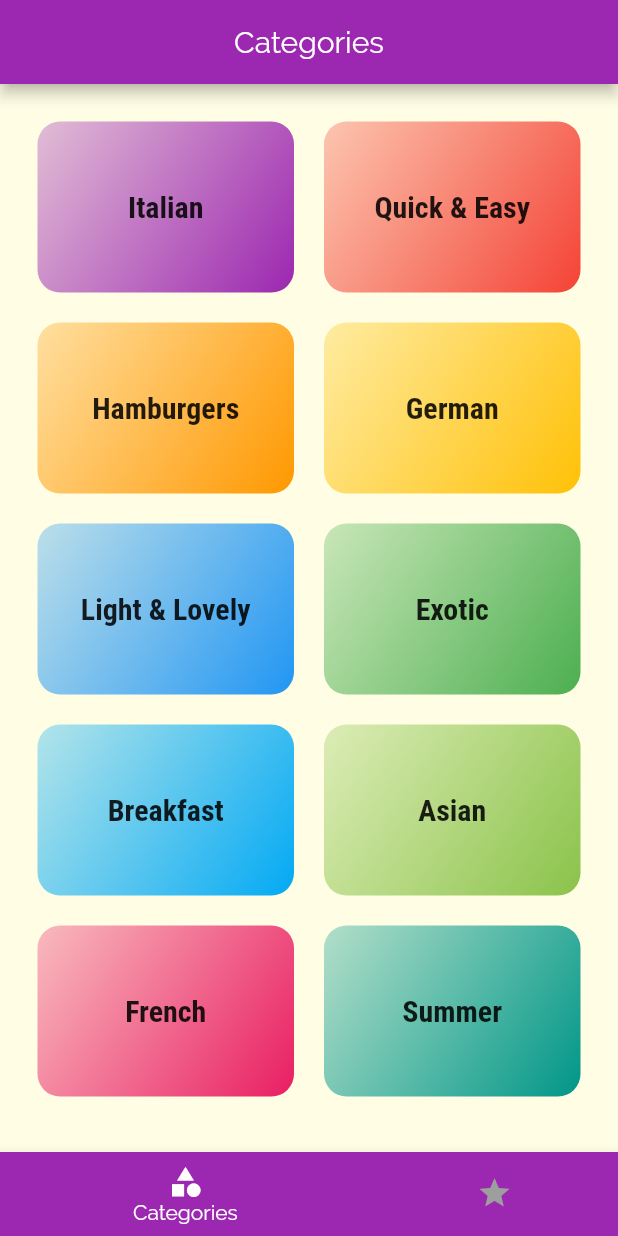
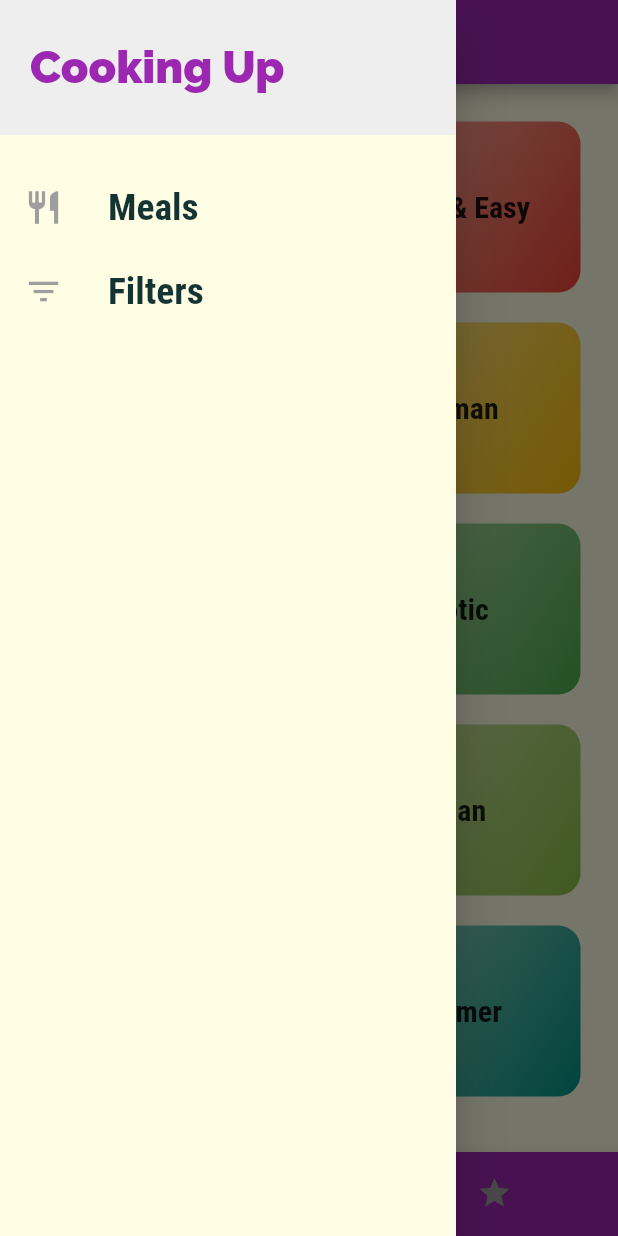
Before and after one commit to catalinvunvulea/MyMeals, a Flutter app: the screen it shows after launch, with the side drawer open (before the commit the screen has no drawer), on a phone screen of 412 x 824 dp. Run offline on Flutter 3.47's test engine with Material 2 defaults, Android fonts, the phone set to English and light mode, and no system bars.

Commit message:
Add a custom Drawer

```diff
--- a/lib/Screens/meal_detail_screen.dart
+++ b/lib/Screens/meal_detail_screen.dart
@@ -15,7 +15,7 @@ class MealDetailScreen extends StatelessWidget {
     );
   }
 
-  Widget buildContainer(
+  Widget buildContainer( //on this ocasion, as the MediaQuery triggers the build method, to avoid building the complete screen, it would be recommended to store this in a sepparate widget (in the same file as it is used only here)
       BuildContext context, double height, double width, Widget widget) {
     return Container(
         decoration: BoxDecoration(
--- a/lib/Screens/tabs_to_bottom_screen.dart
+++ b/lib/Screens/tabs_to_bottom_screen.dart
@@ -1,5 +1,6 @@
 import 'package:flutter/material.dart';
 
+import '../widgets/main_drawer.dart';
 import './favourites_screen.dart';
 import './categories_screen.dart';
 
@@ -12,7 +13,6 @@ class TabsToBottomScreen extends StatefulWidget {
 }
 
 class _TabsToBarScreenState extends State<TabsToBottomScreen> {
-
   final List<Map<String, Object>> _pages = [
     {'page': CategoriesScreen(), 'title': 'Categories'},
     {'page': FavouritesScreen(), 'title': 'Your favourites'},
@@ -32,10 +32,12 @@ class _TabsToBarScreenState extends State<TabsToBottomScreen> {
   Widget build(BuildContext context) {
     return Scaffold(
       appBar: AppBar(
-        title: Center(
-          child: Text(_pages[_selectedPageIndex]['title']),
+        title: Text(
+          _pages[_selectedPageIndex]['title'],
+          style: TextStyle(fontWeight: FontWeight.bold),
         ),
       ),
+      drawer: MainDrawer(),
       body: _pages[_selectedPageIndex]['page'],
       bottomNavigationBar: BottomNavigationBar(
         onTap:
--- /dev/null
+++ b/lib/widgets/main_drawer.dart
@@ -0,0 +1,54 @@
+import 'package:flutter/material.dart';
+
+class MainDrawer extends StatelessWidget {
+Widget buildListTile (String title, IconData icon) {
+  return ListTile(
+          leading: Icon(
+            icon,
+            size: 26,
+            color: Colors.grey,
+          ),
+          title: Text(
+            title,
+            style: TextStyle(
+              fontFamily: 'RobotoCondensed',
+              fontSize: 25,
+              fontWeight: FontWeight.bold,
+            ),
+          ),
+          onTap: () {
+             //to do: got to a page
+          },
+        );
+}
+
+  @override
+  Widget build(BuildContext context) {
+    return Drawer(
+        child: Column(
+      children: <Widget>[
+        Container(
+          height: 90,
+          color: Colors.grey[200],
+          width: double.infinity,
+          padding: EdgeInsets.all(20),
+          alignment: Alignment
+              .centerLeft, //controlls how the child of the container is allignet inside
+          child: Text(
+            'Cooking Up',
+            style: TextStyle(
+                fontSize: 30,
+                fontWeight: FontWeight.w900,
+                color: Theme.of(context).primaryColor),
+          ),
+        ),
+        SizedBox(
+          height: 20,
+        ),
+        buildListTile('Meals', Icons.restaurant),
+        buildListTile('Filters', Icons.filter_list)
+
+      ],
+    ));
+  }
+}
```
